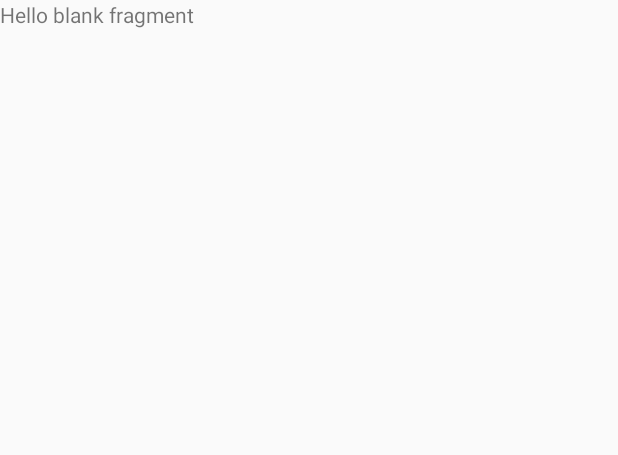
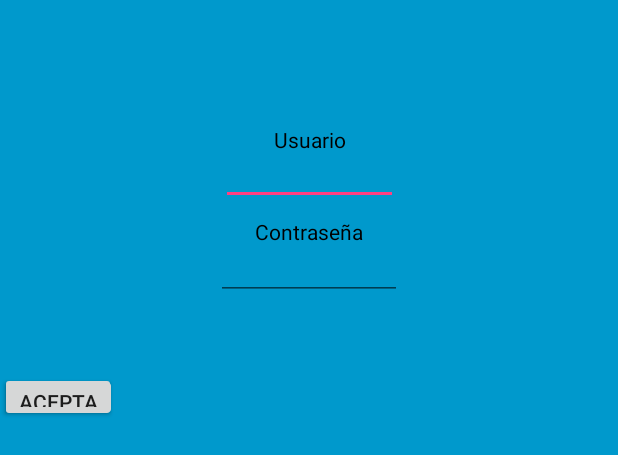
Before and after one commit to sacksrock/Android2, an Android app: the layout fragment_register2.xml on its own in the app's theme, with its tools: preview values and no code run, on a phone screen of 412 x 824 dp. Shown: the top 455 px of the screen. Run offline under Robolectric (Android 15) with nearby library versions, the phone set to English and light mode, and no system bars.

Commit message:
Register layout creada

```diff
--- a/app/src/main/java/com/utad/danieliglesia/activity2/MainActivity.java
+++ b/app/src/main/java/com/utad/danieliglesia/activity2/MainActivity.java
@@ -10,9 +10,9 @@ import com.utad.danieliglesia.milib.Fragments.RegisterFragmentListener;
 
 public class MainActivity extends AppCompatActivity {
 
-    MainActivityEvents events;
-    RegisterFragment registerFragment;
-    LoginFragment loginFragment;
+    private MainActivityEvents events;
+    private RegisterFragment registerFragment;
+    private LoginFragment loginFragment;
 
 
     @Override
--- a/app/src/main/java/com/utad/danieliglesia/activity2/MainActivityEvents.java
+++ b/app/src/main/java/com/utad/danieliglesia/activity2/MainActivityEvents.java
@@ -1,16 +1,29 @@
 package com.utad.danieliglesia.activity2;
 
+import com.utad.danieliglesia.milib.Fragments.LoginFragment;
 import com.utad.danieliglesia.milib.Fragments.LoginFragmentListener;
+import com.utad.danieliglesia.milib.Fragments.RegisterFragment;
 import com.utad.danieliglesia.milib.Fragments.RegisterFragmentListener;
+import android.view.View;
+
 
 /**
  * Created by daniel.iglesia on 23/11/2017.
  */
 
-public class MainActivityEvents implements LoginFragmentListener, RegisterFragmentListener{
-    MainActivity mainActivity;
+public class MainActivityEvents implements LoginFragmentListener, RegisterFragmentListener {
+    private MainActivity mainActivity;
+    private LoginFragment loginFragment;
+    private RegisterFragment registerFragment;
 
-    public MainActivityEvents (MainActivity mainActivity){
+    public MainActivityEvents(MainActivity mainActivity) {
         this.mainActivity = mainActivity;
     }
+
+    public void onClick(View v) {
+        if (v.getId() == R.id.btnRegistrar) {
+            this.loginFragment.getView().setVisibility(View.INVISIBLE);
+            this.registerFragment.getView().setVisibility(View.VISIBLE);
+        }
+    }
 }
--- a/milib/src/main/res/layout/fragment_register2.xml
+++ b/milib/src/main/res/layout/fragment_register2.xml
@@ -1,13 +1,88 @@
 <FrameLayout xmlns:android="http://schemas.android.com/apk/res/android"
+    xmlns:app="http://schemas.android.com/apk/res-auto"
     xmlns:tools="http://schemas.android.com/tools"
     android:layout_width="match_parent"
     android:layout_height="match_parent"
     tools:context="com.utad.danieliglesia.milib.Fragments.RegisterFragment">
 
     <!-- TODO: Update blank fragment layout -->
-    <TextView
+
+    <android.support.constraint.ConstraintLayout
         android:layout_width="match_parent"
         android:layout_height="match_parent"
-        android:text="@string/hello_blank_fragment" />
+        android:background="@android:color/holo_blue_dark">
 
+        <TextView
+            android:id="@+id/txtUser"
+            android:layout_width="wrap_content"
+            android:layout_height="wrap_content"
+            android:layout_marginLeft="8dp"
+            android:layout_marginRight="8dp"
+            android:layout_marginTop="83dp"
+            android:text="Usuario"
+            android:textColor="@android:color/background_dark"
+            app:layout_constraintHorizontal_bias="0.501"
+            app:layout_constraintLeft_toLeftOf="parent"
+            app:layout_constraintRight_toRightOf="parent"
+            app:layout_constraintTop_toTopOf="parent" />
+
+        <EditText
+            android:id="@+id/editUsuario"
+            android:layout_width="118dp"
+            android:layout_height="26dp"
+            android:layout_marginLeft="8dp"
+            android:layout_marginRight="8dp"
+            android:layout_marginTop="8dp"
+            android:ems="10"
+            android:inputType="textPersonName"
+            app:layout_constraintLeft_toLeftOf="parent"
+            app:layout_constraintRight_toRightOf="parent"
+            app:layout_constraintTop_toBottomOf="@+id/txtUser"
+            tools:layout_editor_absoluteX="171dp" />
+
+        <TextView
+            android:id="@+id/txtContrasena"
+            android:layout_width="wrap_content"
+            android:layout_height="wrap_content"
+            android:layout_marginLeft="8dp"
+            android:layout_marginRight="8dp"
+            android:layout_marginTop="8dp"
+            android:text="Contraseña"
+            android:textColor="@android:color/background_dark"
+            app:layout_constraintLeft_toLeftOf="parent"
+            app:layout_constraintRight_toRightOf="parent"
+            app:layout_constraintTop_toBottomOf="@+id/editUsuario" />
+
+        <EditText
+            android:id="@+id/editContrasena"
+            android:layout_width="124dp"
+            android:layout_height="28dp"
+            android:layout_marginLeft="8dp"
+            android:layout_marginRight="8dp"
+            android:layout_marginTop="8dp"
+            android:ems="10"
+            android:inputType="textPersonName"
+            app:layout_constraintLeft_toLeftOf="parent"
+            app:layout_constraintRight_toRightOf="parent"
+            app:layout_constraintTop_toBottomOf="@+id/txtContrasena"
+            tools:layout_editor_absoluteX="176dp" />
+
+        <Button
+            android:id="@+id/button"
+            android:layout_width="78dp"
+            android:layout_height="31dp"
+            android:layout_marginTop="49dp"
+            android:text="Cancelar"
+            app:layout_constraintTop_toBottomOf="@+id/editContrasena"
+            tools:layout_editor_absoluteX="79dp" />
+
+        <Button
+            android:id="@+id/button2"
+            android:layout_width="77dp"
+            android:layout_height="33dp"
+            android:layout_marginTop="48dp"
+            android:text="Aceptar"
+            app:layout_constraintTop_toBottomOf="@+id/editContrasena"
+            tools:layout_editor_absoluteX="229dp" />
+    </android.support.constraint.ConstraintLayout>
 </FrameLayout>
```
